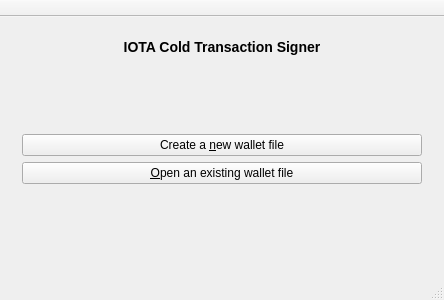
Above: widgets/mainwindow.ui from joshirio/iota-cooler before the change. Below: the same form after it.
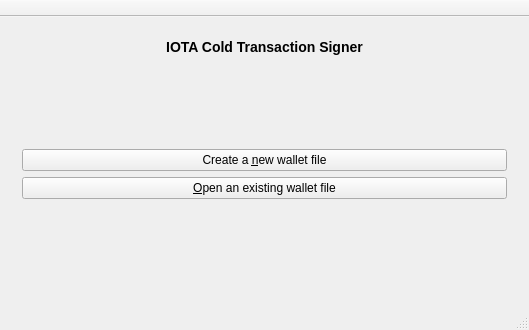
That is the form after the change.

Commit message: wallet config UI

What changed in the file:
```diff
--- a/widgets/mainwindow.ui
+++ b/widgets/mainwindow.ui
@@ -6,8 +6,8 @@
    <rect>
     <x>0</x>
     <y>0</y>
-    <width>444</width>
-    <height>300</height>
+    <width>529</width>
+    <height>330</height>
    </rect>
   </property>
   <property name="windowTitle">
```
Left out of the diff: 4 changed lines with no effect on the pictures. The commit also changes 3 other files.
